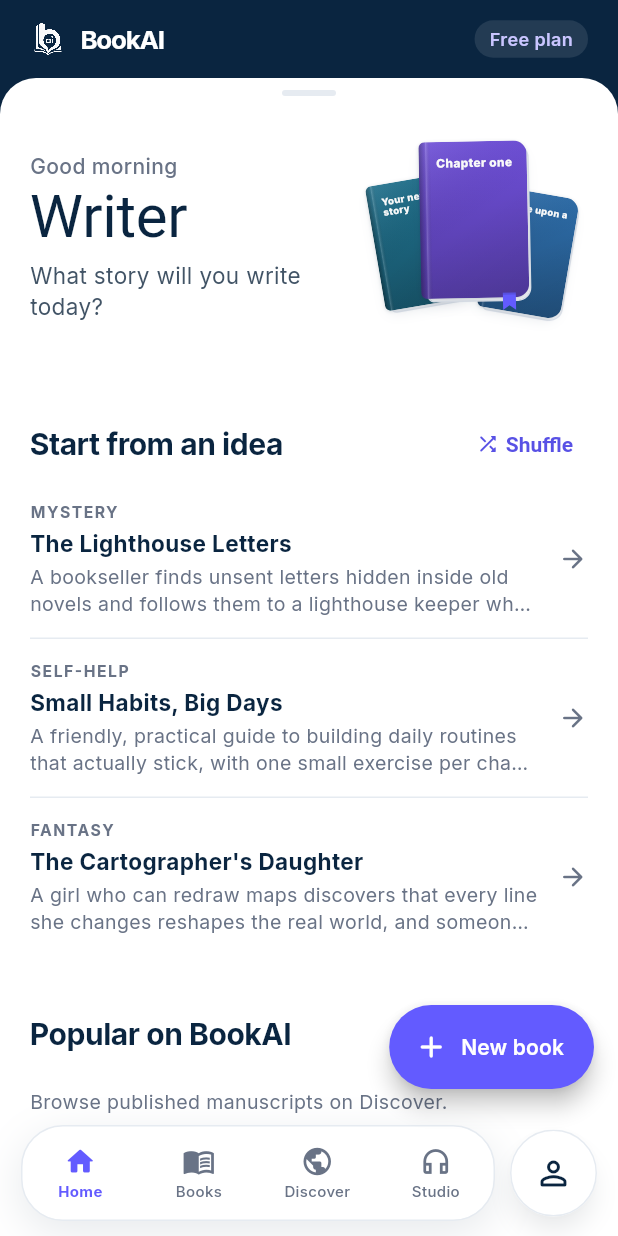
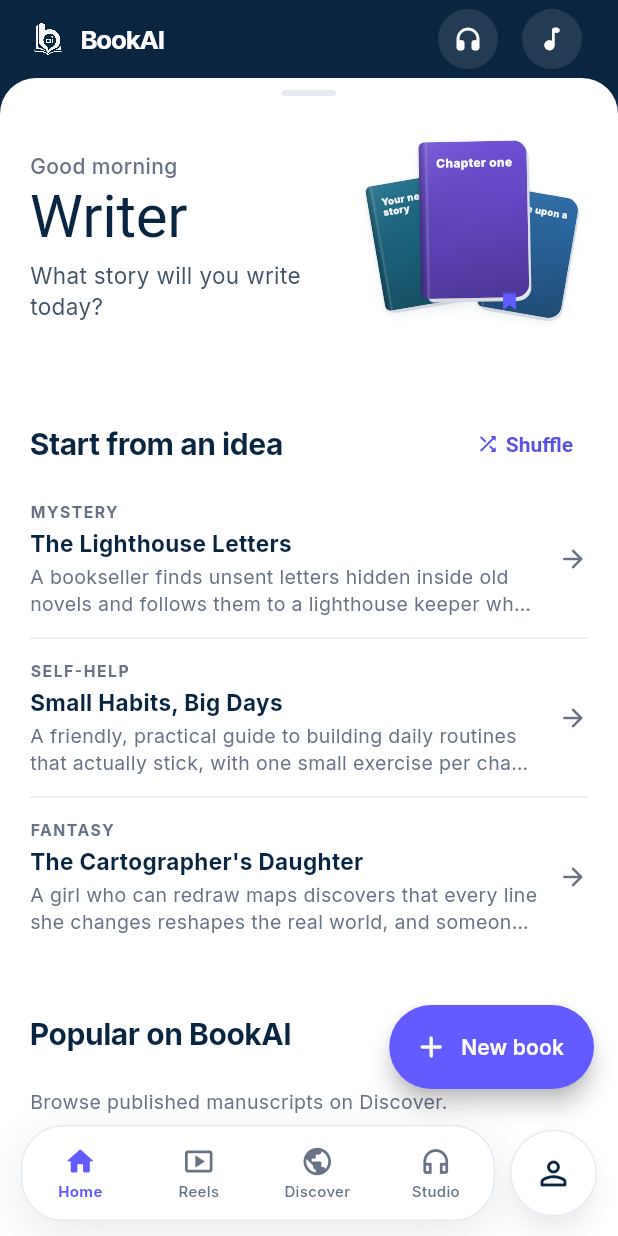
Before and after one commit to SRMAP-University/trybookai, a Flutter app: the screen it shows after launch, after a tap on "Continue with Google", on a phone screen of 412 x 824 dp. Run offline on Flutter 3.47's test engine with Material 3 defaults, Android fonts, the phone set to English and light mode, and no system bars; our stand-ins replace cached_network_image, dio, file_picker, firebase_core, firebase_messaging, flutter_local_notifications and 7 more; missing offline and left inert: purchases_flutter; accounts and stored records are empty; network calls fail.

Commit message:
Make Reels a bottom tab; studios in Home's dock strip.
- The bottom bar's second tab is now Reels (the public feed), in place of
  Books. The feed pauses when you leave the tab or open something over it
  and picks up again when you come back. Your books keeps its page (Home's
  View all) with a back arrow to Home; New book still floats there and on
  Home. Discover's Reels button is gone.
- Home's dark strip shows the BookAI logo with Audio Studio and Song
  Studio buttons on the right (Song Studio opens the website's for now).
  The plan moved into the stats panel; See full usage is gone.

Co-Authored-By: Claude Opus 5.5 <noreply@anthropic.com>

```diff
--- a/mobile/lib/main.dart
+++ b/mobile/lib/main.dart
@@ -161,10 +161,7 @@ class _BookAiAppState extends State<BookAiApp> {
 
 final _rootNavigatorKey = GlobalKey<NavigatorState>();
 
-GoRouter _buildRouter(
-  AuthProvider auth, {
-  required String initialLocation,
-}) {
+GoRouter _buildRouter(AuthProvider auth, {required String initialLocation}) {
   return GoRouter(
     navigatorKey: _rootNavigatorKey,
     initialLocation: initialLocation,
@@ -227,43 +224,27 @@ GoRouter _buildRouter(
               ),
             ],
           ),
+          // Reels: second tab. Your books stay a branch (Home's View all)
+          // but no longer have a tab of their own.
           StatefulShellBranch(
             routes: [
               GoRoute(
-                path: '/books',
+                path: '/reels',
                 pageBuilder: (context, state) =>
-                    AppPage.none(state, const BooksScreen()),
+                    AppPage.none(state, const ReelsFeedScreen(inTab: true)),
                 routes: [
-                  GoRoute(
-                    path: 'new',
-                    parentNavigatorKey: _rootNavigatorKey,
-                    pageBuilder: (context, state) =>
-                        AppPage.slide(state, const NewBookScreen()),
-                  ),
                   GoRoute(
                     path: ':id',
                     parentNavigatorKey: _rootNavigatorKey,
                     pageBuilder: (context, state) => AppPage.slide(
                       state,
-                      BookDetailScreen(
-                        bookId: state.pathParameters['id']!,
-                        promptGenerate:
-                            state.uri.queryParameters['generate'] == '1',
-                      ),
-                    ),
-                    routes: [
-                      GoRoute(
-                        path: 'read',
-                        parentNavigatorKey: _rootNavigatorKey,
-                        pageBuilder: (context, state) => AppPage.slide(
-                          state,
-                          BookReaderScreen(
-                            bookId: state.pathParameters['id']!,
-                            chapterId: state.uri.queryParameters['chapter'],
+                      ReelPlayerScreen(
+                        reelId: state.pathParameters['id']!,
+                        startEpisode: int.tryParse(
+                          state.uri.queryParameters['episode'] ?? '',
                         ),
                       ),
                     ),
-                    ],
                   ),
                 ],
               ),
@@ -334,31 +315,51 @@ GoRouter _buildRouter(
               ),
             ],
           ),
-        ],
+          StatefulShellBranch(
+            routes: [
+              GoRoute(
+                path: '/books',
+                pageBuilder: (context, state) =>
+                    AppPage.none(state, const BooksScreen()),
+                routes: [
+                  GoRoute(
+                    path: 'new',
+                    parentNavigatorKey: _rootNavigatorKey,
+                    pageBuilder: (context, state) =>
+                        AppPage.slide(state, const NewBookScreen()),
                   ),
                   GoRoute(
-        path: '/usage',
-        redirect: (context, state) => '/account/usage',
+                    path: ':id',
+                    parentNavigatorKey: _rootNavigatorKey,
+                    pageBuilder: (context, state) => AppPage.slide(
+                      state,
+                      BookDetailScreen(
+                        bookId: state.pathParameters['id']!,
+                        promptGenerate:
+                            state.uri.queryParameters['generate'] == '1',
                       ),
-      GoRoute(
-        path: '/reels',
-        pageBuilder: (context, state) =>
-            AppPage.slide(state, const ReelsFeedScreen()),
+                    ),
                     routes: [
                       GoRoute(
-            path: ':id',
+                        path: 'read',
+                        parentNavigatorKey: _rootNavigatorKey,
                         pageBuilder: (context, state) => AppPage.slide(
                           state,
-              ReelPlayerScreen(
-                reelId: state.pathParameters['id']!,
-                startEpisode: int.tryParse(
-                  state.uri.queryParameters['episode'] ?? '',
-                ),
+                          BookReaderScreen(
+                            bookId: state.pathParameters['id']!,
+                            chapterId: state.uri.queryParameters['chapter'],
                           ),
                         ),
                       ),
                     ],
                   ),
+                ],
+              ),
+            ],
+          ),
+        ],
+      ),
+      GoRoute(path: '/usage', redirect: (context, state) => '/account/usage'),
       GoRoute(
         path: '/settings',
         redirect: (context, state) => '/account/settings',
--- a/mobile/lib/screens/books/books_screen.dart
+++ b/mobile/lib/screens/books/books_screen.dart
@@ -27,8 +27,21 @@ class _BooksScreenState extends State<BooksScreen> {
   Widget build(BuildContext context) {
     final books = context.watch<BooksProvider>();
 
-    return Scaffold(
-      appBar: AppBar(title: const Text('Your books')),
+    // No tab of its own (Reels has it): back goes Home.
+    return PopScope(
+      canPop: false,
+      onPopInvokedWithResult: (didPop, _) {
+        if (!didPop) context.go('/home');
+      },
+      child: Scaffold(
+        appBar: AppBar(
+          leading: IconButton(
+            tooltip: 'Home',
+            icon: const Icon(Icons.arrow_back_rounded),
+            onPressed: () => context.go('/home'),
+          ),
+          title: const Text('Your books'),
+        ),
         body: RefreshIndicator(
           onRefresh: books.load,
           child: books.loading && books.books.isEmpty
@@ -59,10 +72,13 @@ class _BooksScreenState extends State<BooksScreen> {
                         mainAxisExtent: cover * 1.6 + 70,
                       ),
                       itemCount: books.books.length,
-                        itemBuilder: (context, i) =>
-                            BookShelfItem(book: books.books[i], coverWidth: cover),
+                      itemBuilder: (context, i) => BookShelfItem(
+                        book: books.books[i],
+                        coverWidth: cover,
+                      ),
                     );
                   },
+                ),
         ),
       ),
     );
@@ -71,7 +87,11 @@ class _BooksScreenState extends State<BooksScreen> {
 
 /// One book on the shelf: 3D cover, title and a friendly status line.
 class BookShelfItem extends StatelessWidget {
-  const BookShelfItem({super.key, required this.book, required this.coverWidth});
+  const BookShelfItem({
+    super.key,
+    required this.book,
+    required this.coverWidth,
+  });
 
   final BookModel book;
   final double coverWidth;
--- a/mobile/lib/screens/discover/public_books_screen.dart
+++ b/mobile/lib/screens/discover/public_books_screen.dart
@@ -27,19 +27,7 @@ class _PublicBooksScreenState extends State<PublicBooksScreen> {
     final pub = context.watch<PublicBooksProvider>();
 
     return Scaffold(
-      appBar: AppBar(
-        title: const Text('Public books'),
-        actions: [
-          Padding(
-            padding: const EdgeInsets.only(right: 8),
-            child: TextButton.icon(
-              onPressed: () => context.push('/reels'),
-              icon: const Icon(Icons.smart_display_outlined),
-              label: const Text('Reels'),
-            ),
-          ),
-        ],
-      ),
+      appBar: AppBar(title: const Text('Public books')),
       body: RefreshIndicator(
         onRefresh: () => context.read<PublicBooksProvider>().load(),
         child: pub.loading && pub.books.isEmpty
--- a/mobile/lib/screens/home/home_screen.dart
+++ b/mobile/lib/screens/home/home_screen.dart
@@ -5,6 +5,8 @@ import 'package:flutter/material.dart';
 import 'package:flutter/services.dart';
 import 'package:go_router/go_router.dart';
 import 'package:provider/provider.dart';
+import 'package:url_launcher/url_launcher.dart';
+import 'package:bookai_mobile/config/api_config.dart';
 import 'package:bookai_mobile/config/book_options.dart';
 import 'package:bookai_mobile/models/models.dart';
 import 'package:bookai_mobile/providers/auth_provider.dart';
@@ -250,7 +252,6 @@ class _HomeScreenState extends State<HomeScreen>
                     user: user,
                     books: books.books,
                     writing: writing.length,
-                    onUsage: () => context.push('/usage'),
                     onUpgrade: () => context.push('/billing'),
                   ),
                 ),
@@ -449,7 +450,15 @@ class _HomeScreenState extends State<HomeScreen>
                   height: homePeekHeight,
                   child: child!,
                 ),
-                child: HomePeekBar(user: user, onTap: _toggleStats),
+                child: HomePeekBar(
+                  onTap: _toggleStats,
+                  onAudioStudio: () => context.go('/studio'),
+                  // Song Studio is on the website for now.
+                  onSongStudio: () => launchUrl(
+                    Uri.parse('${ApiConfig.baseUrl}/dashboard/songs'),
+                    mode: LaunchMode.externalApplication,
+                  ),
+                ),
               ),
               // The status bar keeps its dark band as the page scrolls under.
               Positioned(
--- a/mobile/lib/screens/home/home_stats.dart
+++ b/mobile/lib/screens/home/home_stats.dart
@@ -61,13 +61,33 @@ String _planLabel(UserModel? u) {
   return u.onTrial ? u.displayPlanLabel : '${u.displayPlanLabel} plan';
 }
 
-/// The always-visible strip of the dark layer: logo on the left, plan on
-/// the right. Tap it to open or close the stats.
+/// The always-visible strip of the dark layer: logo on the left, Audio
+/// Studio and Song Studio on the right. Tap the strip to open or close the
+/// stats.
 class HomePeekBar extends StatelessWidget {
-  const HomePeekBar({super.key, required this.user, required this.onTap});
+  const HomePeekBar({
+    super.key,
+    required this.onTap,
+    required this.onAudioStudio,
+    required this.onSongStudio,
+  });
 
-  final UserModel? user;
   final VoidCallback onTap;
+  final VoidCallback onAudioStudio;
+  final VoidCallback onSongStudio;
+
+  Widget _studio(IconData icon, String label, VoidCallback onPressed) {
+    return IconButton(
+      tooltip: label,
+      onPressed: onPressed,
+      style: IconButton.styleFrom(
+        backgroundColor: Colors.white.withValues(alpha: 0.1),
+        foregroundColor: Colors.white,
+        fixedSize: const Size(40, 40),
+      ),
+      icon: Icon(icon, size: 20),
+    );
+  }
 
   @override
   Widget build(BuildContext context) {
@@ -85,24 +105,13 @@ class HomePeekBar extends StatelessWidget {
               children: [
                 const BookAiLogo(height: 24, color: Colors.white),
                 const Spacer(),
-                Container(
-                  padding: const EdgeInsets.symmetric(
-                    horizontal: 10,
-                    vertical: 4,
-                  ),
-                  decoration: BoxDecoration(
-                    color: Colors.white.withValues(alpha: 0.1),
-                    borderRadius: BorderRadius.circular(99),
-                  ),
-                  child: Text(
-                    _planLabel(user),
-                    style: const TextStyle(
-                      color: _lavender,
-                      fontSize: 12,
-                      fontWeight: FontWeight.w600,
-                    ),
-                  ),
+                _studio(
+                  Icons.headphones_rounded,
+                  'Audio Studio',
+                  onAudioStudio,
                 ),
+                const SizedBox(width: 8),
+                _studio(Icons.music_note_rounded, 'Song Studio', onSongStudio),
               ],
             ),
           ),
@@ -120,14 +129,12 @@ class HomeStatsPanel extends StatelessWidget {
     required this.user,
     required this.books,
     required this.writing,
-    required this.onUsage,
     required this.onUpgrade,
   });
 
   final UserModel? user;
   final List<BookModel> books;
   final int writing;
-  final VoidCallback onUsage;
   final VoidCallback onUpgrade;
 
   @override
@@ -209,13 +216,23 @@ class HomeStatsPanel extends StatelessWidget {
               const SizedBox(height: 6),
               Row(
                 children: [
-                  TextButton(
-                    onPressed: onUsage,
-                    style: TextButton.styleFrom(
-                      foregroundColor: _lavender,
-                      padding: const EdgeInsets.symmetric(horizontal: 4),
+                  Container(
+                    padding: const EdgeInsets.symmetric(
+                      horizontal: 10,
+                      vertical: 4,
                     ),
-                    child: const Text('See full usage →'),
+                    decoration: BoxDecoration(
+                      color: Colors.white.withValues(alpha: 0.1),
+                      borderRadius: BorderRadius.circular(99),
+                    ),
+                    child: Text(
+                      _planLabel(u),
+                      style: const TextStyle(
+                        color: _lavender,
+                        fontSize: 12,
+                        fontWeight: FontWeight.w600,
+                      ),
+                    ),
                   ),
                   const Spacer(),
                   if (u != null && !u.isPaid)
--- a/mobile/lib/screens/reels/reel_player_screen.dart
+++ b/mobile/lib/screens/reels/reel_player_screen.dart
@@ -424,7 +424,11 @@ class _ReelPlayerScreenState extends State<ReelPlayerScreen> {
 
 /// Reels from public books, one after another: swipe up for the next.
 class ReelsFeedScreen extends StatefulWidget {
-  const ReelsFeedScreen({super.key});
+  const ReelsFeedScreen({super.key, this.inTab = false});
+
+  /// Shown as a bottom-bar tab: no close button, and it pauses whenever the
+  /// tab is left or something opens on top of it.
+  final bool inTab;
 
   @override
   State<ReelsFeedScreen> createState() => _ReelsFeedScreenState();
@@ -445,11 +449,28 @@ class _ReelsFeedScreenState extends State<ReelsFeedScreen> {
 
   ReelsApi get _api => ReelsApi(context.read<ApiClient>());
 
+  bool _pausedOffscreen = false;
+
   @override
   void initState() {
     super.initState();
     _controller.onEnded = _next;
     _loadMore();
+  }
+
+  /// Tabs that aren't showing (and screens covered by another) have their
+  /// tickers muted; follow that to pause and resume the narration.
+  @override
+  void didChangeDependencies() {
+    super.didChangeDependencies();
+    final visible = TickerMode.of(context);
+    if (!visible && _controller.playing) {
+      _pausedOffscreen = true;
+      _controller.pause();
+    } else if (visible && _pausedOffscreen) {
+      _pausedOffscreen = false;
+      _controller.toggle();
+    }
   }
 
   @override
@@ -576,7 +597,7 @@ class _ReelsFeedScreenState extends State<ReelsFeedScreen> {
         body: Stack(
           children: [
             Positioned.fill(child: body),
-            _closeButton(context),
+            if (!widget.inTab) _closeButton(context),
           ],
         ),
       ),
--- a/mobile/lib/screens/shell/main_shell.dart
+++ b/mobile/lib/screens/shell/main_shell.dart
@@ -26,7 +26,11 @@ class _MainShellState extends State<MainShell> {
 
   static const _mainTabs = <_NavItem>[
     _NavItem(Icons.home_outlined, Icons.home_rounded, 'Home'),
-    _NavItem(Icons.menu_book_outlined, Icons.menu_book_rounded, 'Books'),
+    _NavItem(
+      Icons.smart_display_outlined,
+      Icons.smart_display_rounded,
+      'Reels',
+    ),
     _NavItem(Icons.public_outlined, Icons.public_rounded, 'Discover'),
     _NavItem(Icons.headphones_outlined, Icons.headphones_rounded, 'Studio'),
   ];
@@ -84,8 +88,9 @@ class _MainShellState extends State<MainShell> {
     final index = widget.navigationShell.currentIndex;
     final bottomInset = MediaQuery.paddingOf(context).bottom;
     final accountSelected = index == 4;
-    // Home and Books: the one way to start a book, in thumb reach.
-    final showNewBook = index == 0 || index == 1;
+    // Home and Your books (branch 5, reached from Home): the one way to
+    // start a book, in thumb reach.
+    final showNewBook = index == 0 || index == 5;
 
     return Scaffold(
       extendBody: true,
```
Lines whose indentation alone changed are shown as unchanged.
